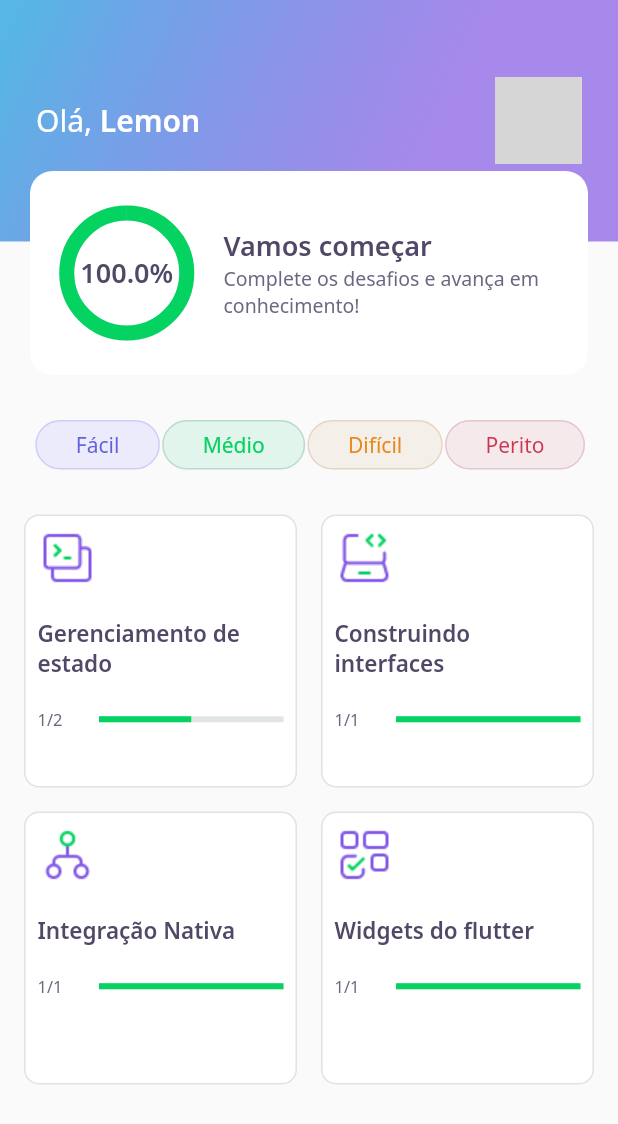
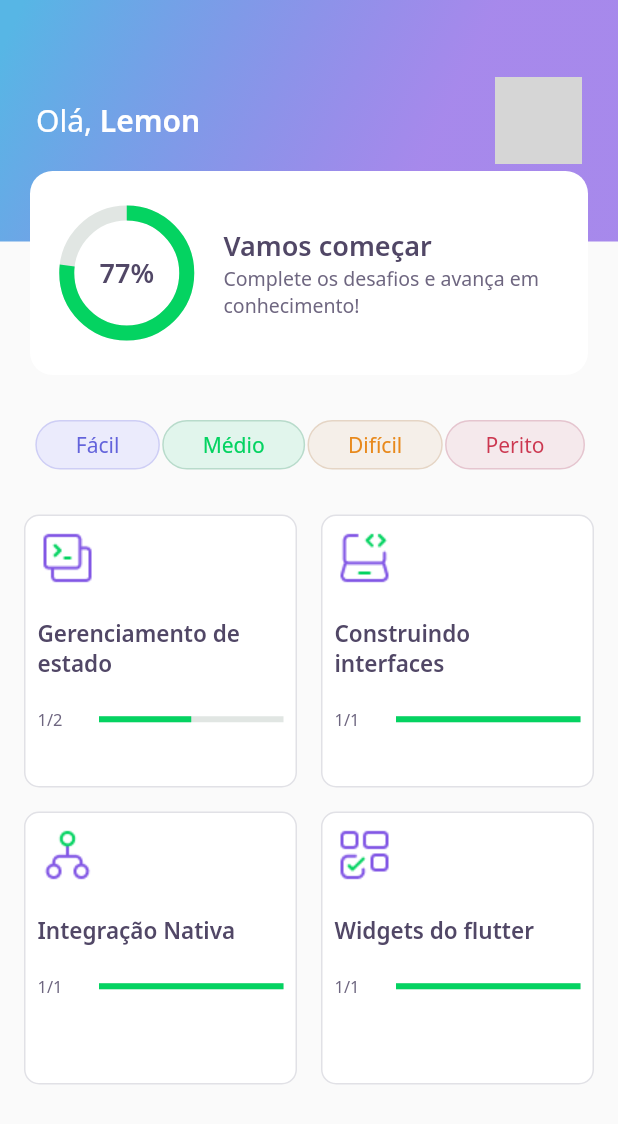
Before and after one commit to Andersonlimahw/flutter-rocketseat-devquiz, a Flutter app: the screen it shows after launch, on a phone screen of 412 x 824 dp. Shown: the top 1124 px of the screen. Run offline on Flutter 3.47's test engine with Material 2 defaults, Android fonts, the phone set to English and light mode, and no system bars; our stand-ins replace google_fonts, share_plus; network calls fail; grey boxes are pictures that could not be loaded.

Commit message:
Adicionando animações ao gráfico

```diff
--- a/assets/database/user.json
+++ b/assets/database/user.json
@@ -1,5 +1,5 @@
 {
     "name": "Lemon",
     "photoUrl": "https://avatars.githubusercontent.com/u/15092575?v=4",
-    "score": 98
+    "score": 77
 }
--- a/lib/home/widgets/appbar/appbar_widget.dart
+++ b/lib/home/widgets/appbar/appbar_widget.dart
@@ -44,7 +44,7 @@ class AppBarWidget extends PreferredSize {
                     ),
                     Align(
                       alignment: Alignment(0.0, 1.0),
-                      child: ScoreCardWidget(score: 100),
+                      child: ScoreCardWidget(score: user.score / 100),
                     )
                   ],
                 )
--- a/lib/home/widgets/chart/chart_widget.dart
+++ b/lib/home/widgets/chart/chart_widget.dart
@@ -3,7 +3,7 @@ import 'package:flutter/material.dart';
 
 import 'package:DevQuiz/core/core.dart';
 
-class ChartWidget extends StatelessWidget {
+class ChartWidget extends StatefulWidget {
   final double score;
   const ChartWidget({
     Key? key,
@@ -11,11 +11,38 @@ class ChartWidget extends StatelessWidget {
   }) : super(key: key);
 
   @override
+  State<ChartWidget> createState() => _ChartWidgetState();
+}
+
+class _ChartWidgetState extends State<ChartWidget>
+    with SingleTickerProviderStateMixin {
+  late AnimationController _controller;
+  late Animation<double> _animaton;
+
+  void _initAnimation() {
+    _controller =
+        AnimationController(vsync: this, duration: Duration(seconds: 3));
+    _animaton =
+        Tween<double>(begin: 0.0, end: widget.score).animate(_controller);
+    _controller.forward();
+  }
+
+  @override
+  void initState() {
+    _initAnimation();
+    super.initState();
+  }
+
+  int get animationValue =>  (_animaton.value * 100).toInt();
+
+  @override
   Widget build(BuildContext context) {
     return Container(
         height: 80,
         width: 80,
-      child: Stack(
+        child: AnimatedBuilder(
+          animation: _animaton,
+          builder: (context, _) => Stack(
             children: [
               Center(
                 child: Container(
@@ -23,7 +50,7 @@ class ChartWidget extends StatelessWidget {
                     width: 80,
                     child: CircularProgressIndicator(
                       strokeWidth: 10,
-                  value: score,
+                      value: _animaton.value,
                       backgroundColor: AppColors.chartSecondary,
                       valueColor:
                           AlwaysStoppedAnimation<Color>(AppColors.chartPrimary),
@@ -31,11 +58,11 @@ class ChartWidget extends StatelessWidget {
               ),
               Center(
                   child: Text(
-            "${score}%",
+                "${animationValue}%",
                 style: AppTextStyles.heading,
               ))
             ],
           ),
-    );
+        ));
   }
 }
```
Lines whose indentation alone changed are shown as unchanged.
